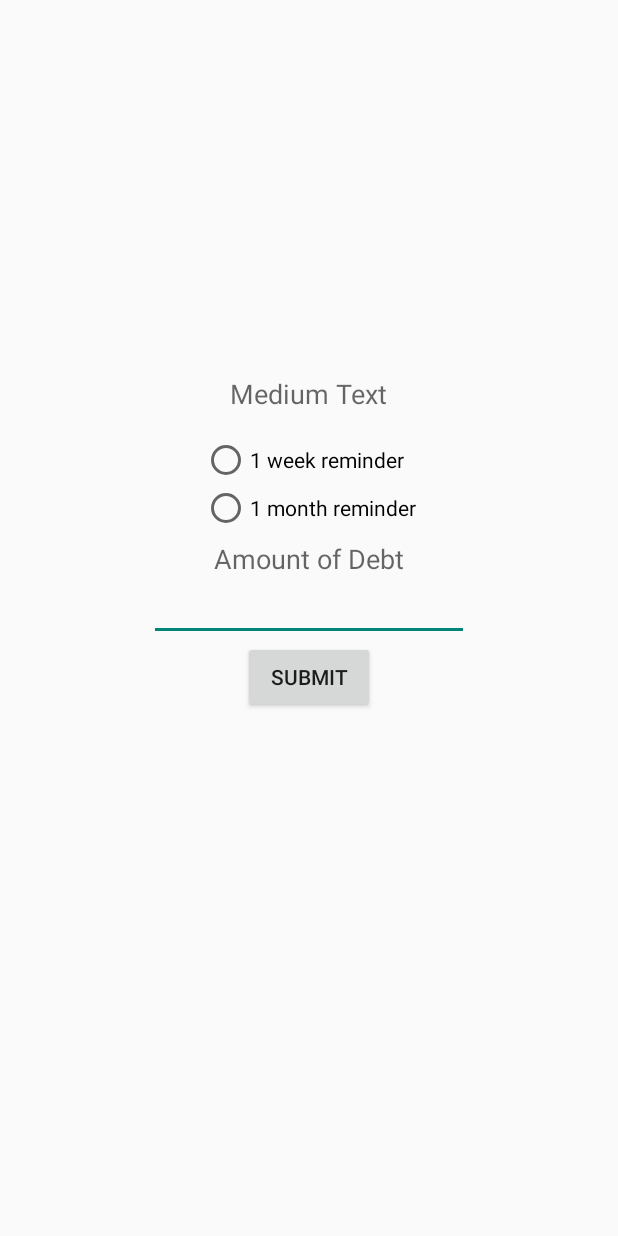
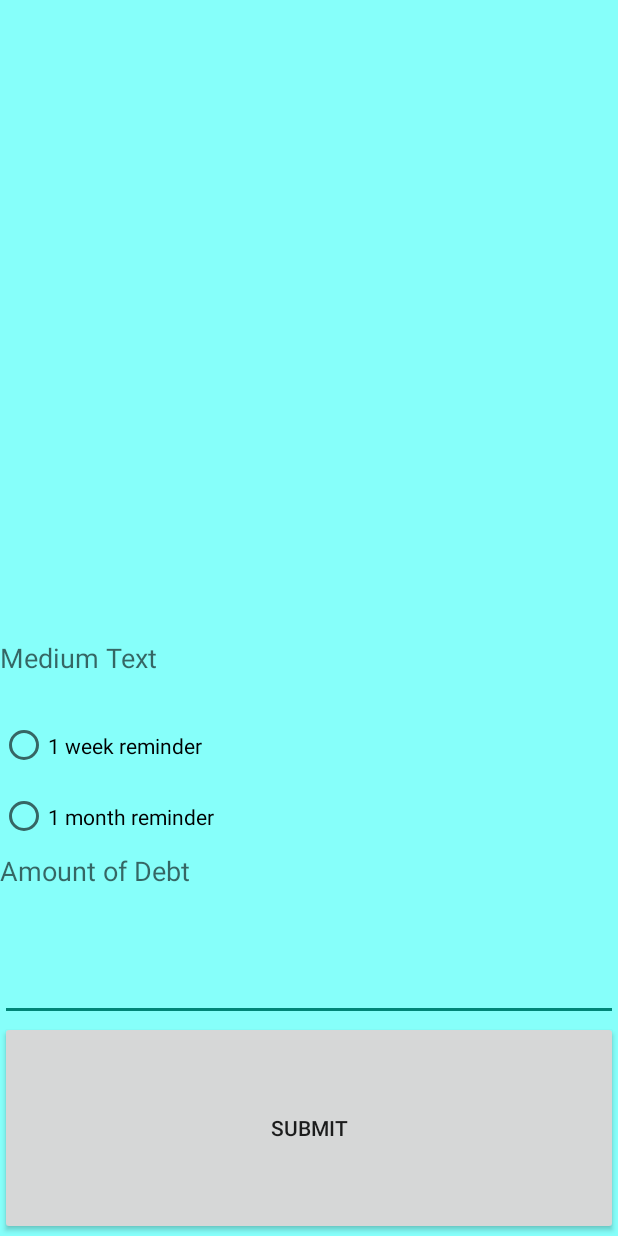
Before and after one commit to suddenven/CashBounceFinal, an Android app: the DueDate screen opened directly, with no data from a screen before it, on a phone screen of 412 x 824 dp. Run offline under Robolectric (Android 15) with nearby library versions, the light colour scheme and no system bars; 3 statements that could not run were skipped.

Commit message:
final one

```diff
--- a/CashBounce/app/src/main/AndroidManifest.xml
+++ b/CashBounce/app/src/main/AndroidManifest.xml
@@ -20,8 +20,8 @@
 
     <application
         android:allowBackup="true"
-        android:icon="@mipmap/ic_launcher"
-        android:label="@string/app_name"
+        android:icon="@drawable/applogo"
+        android:label="CashBounce"
         android:theme="@style/AppTheme" >
         <activity
             android:name=".MainActivity"
--- a/CashBounce/app/src/main/res/layout/activity_list_for_pplwho_owe_you.xml
+++ b/CashBounce/app/src/main/res/layout/activity_list_for_pplwho_owe_you.xml
@@ -5,7 +5,8 @@
     android:paddingTop="@dimen/activity_vertical_margin"
     android:paddingBottom="@dimen/activity_vertical_margin"
     tools:context="com.example.chanjinghong.cashbounce.ListForPPLWhoOweYou"
-    android:id="@+id/relativeLayout">
+    android:id="@+id/relativeLayout"
+    android:background="#80CBC4">
 
 
     <LinearLayout
--- a/CashBounce/app/src/main/res/layout/activity_what_uowe_ppl.xml
+++ b/CashBounce/app/src/main/res/layout/activity_what_uowe_ppl.xml
@@ -5,7 +5,8 @@
     android:paddingTop="@dimen/activity_vertical_margin"
     android:paddingBottom="@dimen/activity_vertical_margin"
     tools:context="com.example.chanjinghong.cashbounce.whatUowePPl"
-    android:id="@+id/relativeLayout">
+    android:id="@+id/relativeLayout"
+    android:background="#E6EE9C">
 
 
     <ListView
--- a/CashBounce/app/src/main/res/layout/duedate.xml
+++ b/CashBounce/app/src/main/res/layout/duedate.xml
@@ -1,62 +1,51 @@
 <?xml version="1.0" encoding="utf-8"?>
 <RelativeLayout xmlns:android="http://schemas.android.com/apk/res/android"
     android:layout_width="match_parent" android:layout_height="match_parent"
-    >
-
-    <EditText
-        android:layout_width="wrap_content"
-        android:layout_height="wrap_content"
-        android:inputType="numberDecimal"
-        android:ems="10"
-        android:id="@+id/editText4"
-        android:layout_below="@+id/listView2"
-        android:layout_centerHorizontal="true"
-        android:layout_marginTop="132dp" />
-
-    <Button
-        android:layout_width="wrap_content"
-        android:layout_height="wrap_content"
-        android:text="Submit"
-        android:id="@+id/button"
-        android:onClick="sendMessage"
-        android:layout_below="@+id/editText4"
-        android:layout_centerHorizontal="true" />
+    android:background="#ff86fffa">
+    <LinearLayout
+        android:layout_width="match_parent"
+        android:layout_height="match_parent"
+        android:orientation="vertical">
 
         <ListView
             android:layout_width="wrap_content"
-        android:layout_height="250dp"
+            android:layout_height="0dp"
+            android:layout_weight="3"
             android:id="@+id/listView2" />
 
         <RadioGroup
-        android:layout_width="wrap_content"
-        android:layout_height="wrap_content"
+        android:layout_width="match_parent"
+        android:layout_height="0dp"
+        android:layout_weight="1"
         android:layout_below="@+id/listView2"
         android:layout_centerHorizontal="true"
         android:id="@+id/radioGroup">
 
         <TextView
-            android:layout_width="wrap_content"
-            android:layout_height="wrap_content"
+            android:layout_width="match_parent"
+            android:layout_height="0dp"
+            android:layout_weight="3"
             android:textAppearance="?android:attr/textAppearanceMedium"
             android:text="Medium Text"
             android:id="@+id/nametext"
             android:layout_gravity="center"
-            android:layout_marginBottom="-30dp" />
+             />
 
         <RadioButton
-        android:layout_width="wrap_content"
-        android:layout_height="wrap_content"
+        android:layout_width="match_parent"
+            android:layout_height="0dp"
+            android:layout_weight="3"
         android:text="1 week reminder"
         android:id="@+id/radioButton"
         android:layout_below="@+id/listView2"
         android:layout_alignLeft="@+id/editText4"
         android:layout_alignStart="@+id/editText4"
-        android:layout_marginTop="46dp"
         android:checked="false" />
 
     <RadioButton
-        android:layout_width="wrap_content"
-        android:layout_height="wrap_content"
+        android:layout_width="match_parent"
+        android:layout_height="0dp"
+        android:layout_weight="3"
         android:text="1 month reminder"
         android:id="@+id/radioButton2"
         android:layout_below="@+id/radioButton"
@@ -66,13 +55,35 @@
     </RadioGroup>
 
         <TextView
-        android:layout_width="wrap_content"
-        android:layout_height="wrap_content"
+            android:layout_width="match_parent"
+            android:layout_height="0dp"
+            android:layout_weight="0.3"
             android:textAppearance="?android:attr/textAppearanceMedium"
             android:text="Amount of Debt"
             android:id="@+id/textView8"
             android:layout_below="@+id/radioGroup"
             android:layout_centerHorizontal="true" />
 
+        <EditText
+        android:layout_width="match_parent"
+        android:layout_height="0dp"
+        android:layout_weight="0.5"
+        android:inputType="numberDecimal"
+        android:ems="10"
+        android:id="@+id/editText4"
+        android:layout_below="@+id/listView2"
+        android:layout_centerHorizontal="true"
+         />
+
+        <Button
+            android:layout_width="match_parent"
+            android:layout_height="0dp"
+            android:layout_weight="1"
+            android:text="Submit"
+            android:id="@+id/button"
+            android:onClick="sendMessage"
+            android:layout_below="@+id/editText4"
+            android:layout_centerHorizontal="true" />
+    </LinearLayout>
 
 </RelativeLayout>
```
Also changed, not shown: CashBounce/app/src/main/res/layout/activity_flavours.xml (+28 -26 lines). Lines whose indentation alone changed are shown as unchanged.
